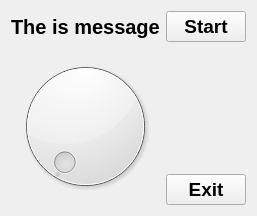
This is template/pc_assistant/pc_assistant/pc_assistant.ui in a730470317/My_stm32 as Qt 5 draws it before an edit. The edited form follows.
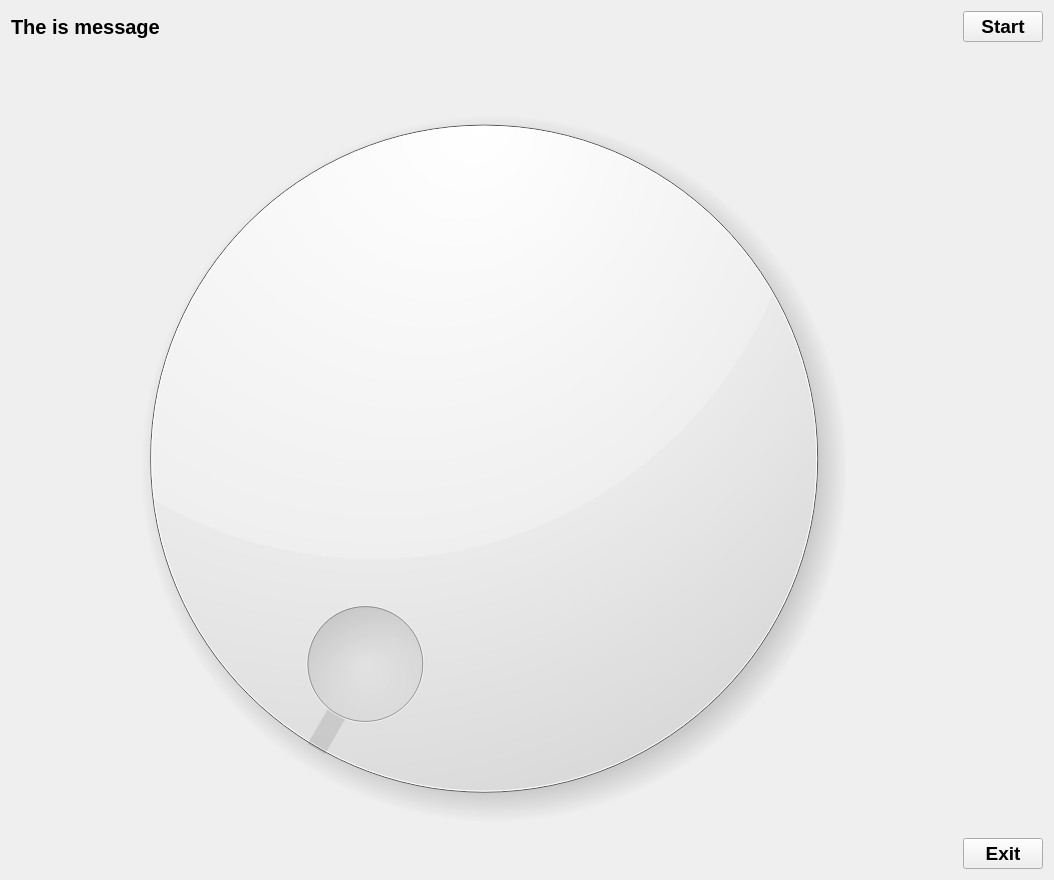
This is the edited form.

What changed in the file:
```diff
--- a/template/pc_assistant/pc_assistant/pc_assistant.ui
+++ b/template/pc_assistant/pc_assistant/pc_assistant.ui
@@ -6,8 +6,8 @@
    <rect>
     <x>0</x>
     <y>0</y>
-    <width>253</width>
-    <height>216</height>
+    <width>1054</width>
+    <height>880</height>
    </rect>
   </property>
   <property name="windowTitle">
```
